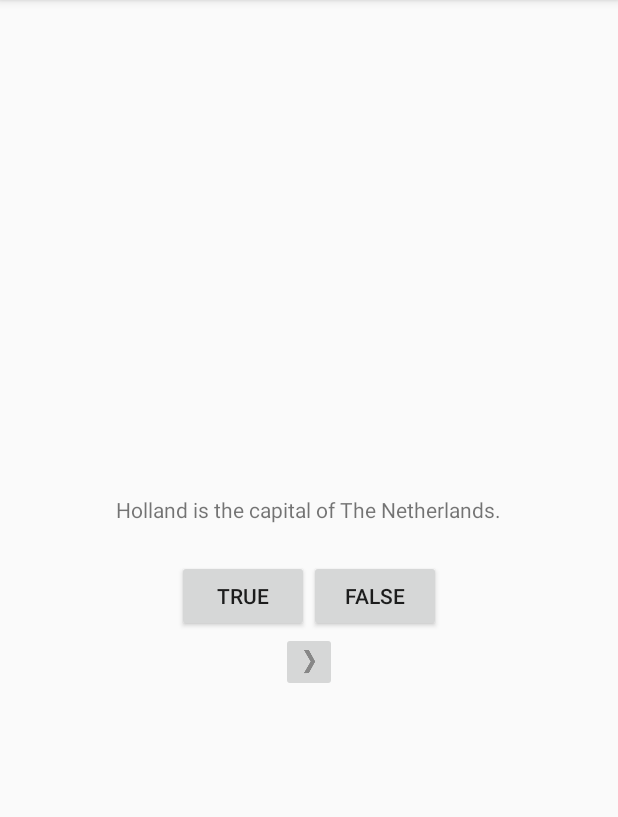
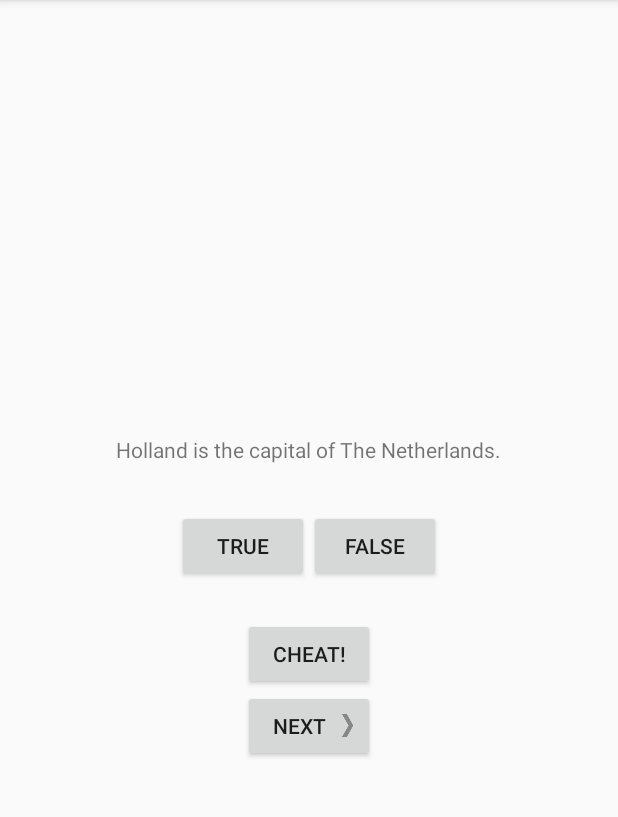
Before and after one commit to rleee/GeoQuiz, an Android app: the screen it shows after launch (MainActivity), on a phone screen of 412 x 824 dp, the part 84-901 px from its top. Run offline under Robolectric (Android 15) with nearby library versions, the phone set to English and light mode, and no system bars.

Commit message:
Finish part 7

```diff
--- a/app/src/main/AndroidManifest.xml
+++ b/app/src/main/AndroidManifest.xml
@@ -9,6 +9,7 @@
         android:roundIcon="@mipmap/ic_launcher_round"
         android:supportsRtl="true"
         android:theme="@style/AppTheme">
+        <activity android:name=".CheatActivity"></activity>
         <activity android:name=".MainActivity">
             <intent-filter>
                 <action android:name="android.intent.action.MAIN" />
--- a/app/src/main/java/com/drdlee/geoquiz/MainActivity.kt
+++ b/app/src/main/java/com/drdlee/geoquiz/MainActivity.kt
@@ -1,5 +1,10 @@
 package com.drdlee.geoquiz
 
+import android.annotation.SuppressLint
+import android.app.Activity
+import android.app.ActivityOptions
+import android.content.Intent
+import android.os.Build
 import androidx.appcompat.app.AppCompatActivity
 import android.os.Bundle
 import android.util.Log
@@ -12,18 +17,21 @@ import androidx.lifecycle.ViewModelProvider
 
 private const val TAG = "MainActivity"
 private const val KEY_INDEX = "index"
+private const val REQUEST_CODE_CHEAT = 0
 
 class MainActivity : AppCompatActivity() {
 
     private lateinit var questionTextView: TextView
     private lateinit var trueButton: Button
     private lateinit var falseButton: Button
-    private lateinit var nextButton: ImageButton
+    private lateinit var nextButton: Button
+    private lateinit var cheatButton: Button
 
     private val quizViewModel: QuizViewModel by lazy {
         ViewModelProvider(this).get(QuizViewModel::class.java)
     }
 
+    @SuppressLint("RestrictedApi")
     override fun onCreate(savedInstanceState: Bundle?) {
         super.onCreate(savedInstanceState)
         Log.d(TAG, "onCreate: called")
@@ -36,6 +44,7 @@ class MainActivity : AppCompatActivity() {
         trueButton = findViewById(R.id.true_button)
         falseButton = findViewById(R.id.false_button)
         nextButton = findViewById(R.id.next_button)
+        cheatButton = findViewById(R.id.cheat_button)
 
         trueButton.setOnClickListener {
             checkAnswer(true)
@@ -55,7 +64,31 @@ class MainActivity : AppCompatActivity() {
             updateQuestion()
         }
 
+        cheatButton.setOnClickListener {
+            val answerIsTrue = quizViewModel.currentQuestionAnswer
+            val intent = CheatActivity.newIntent(this@MainActivity, answerIsTrue)
+
+            // Check which version the device and run the function accordingly
+            if (Build.VERSION.SDK_INT >= Build.VERSION_CODES.M) {
+                val options = ActivityOptions.makeClipRevealAnimation(it, 0,0, it.width, it.height)
+                startActivityForResult(intent, REQUEST_CODE_CHEAT, options.toBundle())
+            } else {
+                startActivityForResult(intent, REQUEST_CODE_CHEAT)
+            }
+        }
+
         updateQuestion()
+    }
+
+    override fun onActivityResult(requestCode: Int, resultCode: Int, data: Intent?) {
+        super.onActivityResult(requestCode, resultCode, data)
+        if (resultCode != Activity.RESULT_OK) {
+            return
+        }
+
+        if (requestCode == REQUEST_CODE_CHEAT) {
+            quizViewModel.isCheater = data?.getBooleanExtra(EXTRA_ANSWER_SHOWN, false) ?: false
+        }
     }
 
     override fun onStart() {
@@ -97,12 +130,13 @@ class MainActivity : AppCompatActivity() {
 
     private fun checkAnswer(userAnswer: Boolean) {
         val correctAnswer = quizViewModel.currentQuestionAnswer
-        val messageResId = if (userAnswer == correctAnswer) {
-            R.string.correct_toast
-        } else {
-            R.string.incorrect_toast
+        val messageResId = when {
+            quizViewModel.isCheater -> R.string.judgement_toast
+            userAnswer == correctAnswer -> R.string.correct_toast
+            else -> R.string.incorrect_toast
         }
 
         Toast.makeText(this, messageResId, Toast.LENGTH_SHORT).show()
+        quizViewModel.isCheater = false
     }
 }
--- a/app/src/main/java/com/drdlee/geoquiz/QuizViewModel.kt
+++ b/app/src/main/java/com/drdlee/geoquiz/QuizViewModel.kt
@@ -8,6 +8,7 @@ private const val TAG = "QuizViewModel"
 class QuizViewModel: ViewModel() {
 
     var currentIndex = 0
+    var isCheater = false
 
     private val questionBank = listOf(
         Question(R.string.question_holland, true),
--- a/app/src/main/res/layout-land/activity_main.xml
+++ b/app/src/main/res/layout-land/activity_main.xml
@@ -31,12 +31,27 @@
 
     </LinearLayout>
 
-    <ImageButton
+    <LinearLayout
+        android:layout_width="wrap_content"
+        android:layout_height="wrap_content"
+        android:orientation="horizontal"
+        android:layout_gravity="bottom|end"
+        android:padding="6dp"
+        android:gravity="center">
+
+    <Button
+        android:id="@+id/cheat_button"
+        android:layout_width="wrap_content"
+        android:layout_height="wrap_content"
+        android:text="@string/cheat_button"/>
+
+    <Button
         android:id="@+id/next_button"
         android:layout_width="wrap_content"
         android:layout_height="wrap_content"
-        android:src="@drawable/arrow_right"
-        android:contentDescription="@string/next_button"
-        android:layout_gravity="bottom|end"/>
+        android:text="@string/next_button"
+        android:drawableEnd="@drawable/arrow_right"/>
+
+    </LinearLayout>
 
 </FrameLayout>
--- a/app/src/main/res/layout/activity_main.xml
+++ b/app/src/main/res/layout/activity_main.xml
@@ -11,12 +11,14 @@
         android:layout_height="wrap_content"
         android:padding="24dp"
         android:gravity="center"
-        tools:text="@string/question_holland"/>
+        tools:text="@string/question_holland"
+        android:height="80dp"/>
 
     <LinearLayout
         android:layout_width="wrap_content"
         android:layout_height="wrap_content"
-        android:orientation="horizontal">
+        android:orientation="horizontal"
+        android:layout_marginBottom="24dp">
 
         <Button
             android:id="@+id/true_button"
@@ -32,11 +34,17 @@
 
     </LinearLayout>
 
-    <ImageButton
+    <Button
+        android:id="@+id/cheat_button"
+        android:layout_width="wrap_content"
+        android:layout_height="wrap_content"
+        android:text="@string/cheat_button"/>
+
+    <Button
         android:id="@+id/next_button"
         android:layout_width="wrap_content"
         android:layout_height="wrap_content"
-        android:src="@drawable/arrow_right"
-        android:contentDescription="@string/next_button"/>
+        android:text="@string/next_button"
+        android:drawableEnd="@drawable/arrow_right"/>
 
 </LinearLayout>
--- a/app/src/main/res/values/strings.xml
+++ b/app/src/main/res/values/strings.xml
@@ -15,4 +15,9 @@
 
     <string name="correct_toast">Correct!</string>
     <string name="incorrect_toast">Incorrect :(</string>
+
+    <string name="cheat_button">Cheat!</string>
+    <string name="warning_text">Are you sure want to do this?</string>
+    <string name="show_answer_button">Show Answer</string>
+    <string name="judgement_toast">Cheating is wrong.</string>
 </resources>
```
Also changed, not shown: app/src/main/java/com/drdlee/geoquiz/CheatActivity.kt (added, +54 -0 lines), app/src/main/res/layout/activity_cheat.xml (added, +29 -0 lines).
